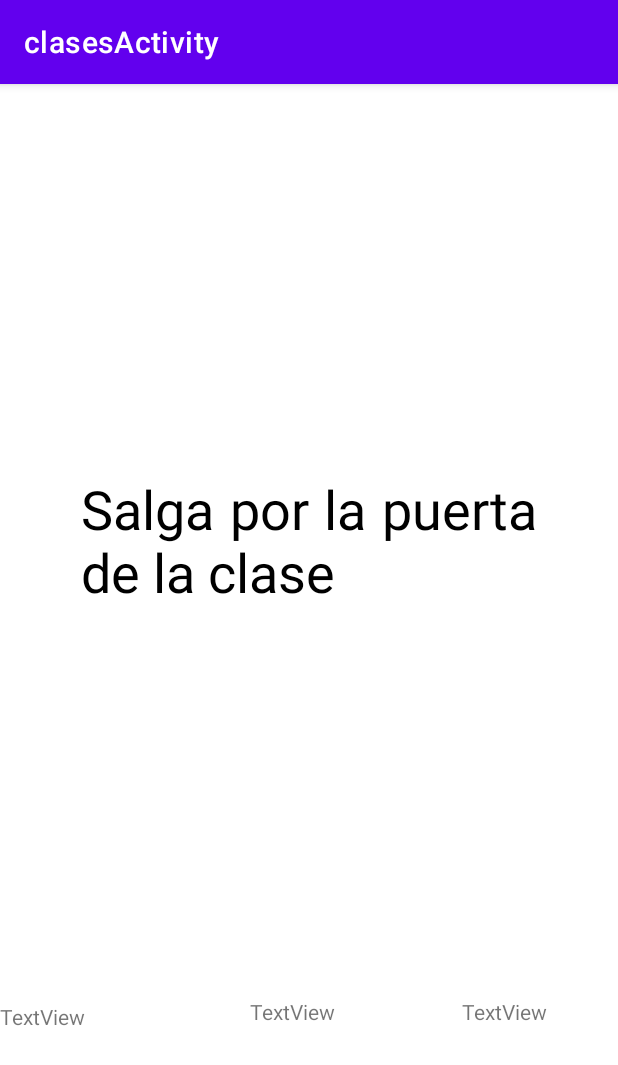
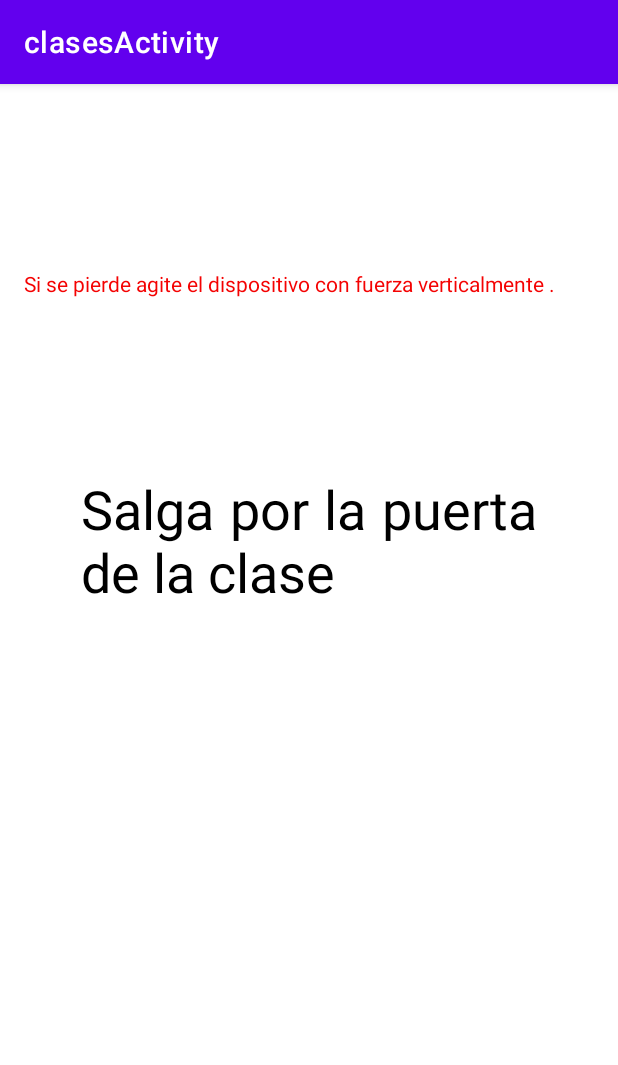
Before and after one commit to angelcabeza/NPI, an Android app: the clasesActivity screen opened directly, with no data from a screen before it, after a tap on "RUTA HACIA CLASE 3.4", on a phone screen of 412 x 824 dp. Shown: the top 1065 px of the screen. Run offline under Robolectric (Android 15) with nearby library versions, the phone set to English and light mode, and no system bars; libraries missing offline, so code that uses them is left out: com.budiyev.android; 3 statements that could not run were skipped.

Commit message:
Calibrado el gesto de perdido

```diff
--- a/AppAndroid/app/src/main/java/com/example/ugr_ubicate/clasesActivity.kt
+++ b/AppAndroid/app/src/main/java/com/example/ugr_ubicate/clasesActivity.kt
@@ -37,6 +37,7 @@ class clasesActivity : AppCompatActivity(), SensorEventListener {
     private var instruccionesRuta1: Array<String> = arrayOf("Salga por la puerta de la clase", "Gire a la derecha", "Camine recto hasta encontrar la clase 3.6")
     private var instruccionesEscalera34: Array<String> = arrayOf("Gire a la derecha", "Ande todo recto hasta llegar a la clase 3.6")
     private lateinit var  instrucciones: TextView
+    private lateinit var textGesto: TextView
     private var primeraInstruccionRuta36 = false
     private var segundaInstruccionRuta36 = false
     private var terceraInstruccionRuta36 = false
@@ -53,12 +54,9 @@ class clasesActivity : AppCompatActivity(), SensorEventListener {
     private var last_x =0f
     private var last_y = 0f
     private var last_z = 0f
-    private val SHAKE_THRESHOLD = 400
+    private val SHAKE_THRESHOLD = 200
     var agitacionDetectada1 = false
     var agitacionDetectada2 = false
-    private lateinit var xAcc : TextView
-    private lateinit var yAcc : TextView
-    private lateinit var zAcc : TextView
 
     override fun onCreate(savedInstanceState: Bundle?) {
         super.onCreate(savedInstanceState)
@@ -72,21 +70,21 @@ class clasesActivity : AppCompatActivity(), SensorEventListener {
             perdido = true
 
         instrucciones = findViewById(R.id.instruccionesContainer)
+        textGesto = findViewById(R.id.textGesto)
 
 
         val titulo = findViewById<TextView>(R.id.titulo)
         val ruta1 = findViewById<Button>(R.id.ruta1)
-        xAcc = findViewById(R.id.xAcc)
-        yAcc = findViewById(R.id.yAcc)
-        zAcc = findViewById(R.id.zAcc)
 
 
-        if (!perdido)
+        if (!perdido) {
             instrucciones.visibility = View.INVISIBLE
-        else{
+            textGesto.visibility = View.INVISIBLE
+        } else{
             titulo.visibility = View.INVISIBLE
             ruta1.visibility = View.INVISIBLE
             instrucciones.text = instruccionesEscalera34[cont]
+            textGesto.visibility = View.VISIBLE
         }
 
         if (!perdido) {
@@ -95,6 +93,7 @@ class clasesActivity : AppCompatActivity(), SensorEventListener {
                 ruta1.visibility = View.INVISIBLE
                 instrucciones.text = instruccionesRuta1[cont]
                 instrucciones.visibility = View.VISIBLE
+                textGesto.visibility = View.VISIBLE
             }
         }
 
@@ -112,15 +111,11 @@ class clasesActivity : AppCompatActivity(), SensorEventListener {
     override fun onSensorChanged(event: SensorEvent?) {
 
         //evento de acelerometro lineal (desprecia la gravedad, el normal siempre pilla la gravedad)
-        if (event!!.sensor.type == Sensor.TYPE_LINEAR_ACCELERATION) {
+        if (event!!.sensor.type == Sensor.TYPE_ACCELEROMETER) {
             //Se obtienen los valores nuevos
             val new_x = event!!.values[0]
             val new_y = event!!.values[1]
             val new_z = event!!.values[2]
-
-            xAcc.text = new_x.toString()
-            yAcc.text = new_y.toString()
-            zAcc.text = new_z.toString()
 
             // Se obtiene la hora actual
             val horaActual = System.currentTimeMillis()
@@ -132,8 +127,14 @@ class clasesActivity : AppCompatActivity(), SensorEventListener {
                 lastUpdate = horaActual
                 val velocidad: Float = Math.abs(new_y - last_y) / diferencia * 10000
 
+                val norm_vector = Math.sqrt(new_x.toDouble() * new_x.toDouble() + new_y.toDouble() * new_y.toDouble() + new_z.toDouble() * new_z.toDouble())
+
+                val norm_y = new_y / norm_vector
+
+                val inclination = Math.round(Math.toDegrees(Math.acos(norm_y))).toInt();
+
                 // Si la velocidad es suficiente y el movil no se ha girado en el eje X
-                if (velocidad >= SHAKE_THRESHOLD && new_x > -30 && new_x <= 30 && new_z > -30 && new_z > 30) {
+                if (velocidad >= SHAKE_THRESHOLD && (inclination <= 20)) {
                     if (!agitacionDetectada1)
                         agitacionDetectada1 = true
                     else
@@ -191,7 +192,7 @@ class clasesActivity : AppCompatActivity(), SensorEventListener {
         sensorBrujula = sensorManagerBrujula.getDefaultSensor((Sensor.TYPE_ORIENTATION))
         sensorManagerBrujula?.registerListener(this, sensorBrujula, SensorManager.SENSOR_DELAY_NORMAL)
 
-        sensorAcelerometro = sensorManagerAcelerometro.getDefaultSensor((Sensor.TYPE_LINEAR_ACCELERATION))
+        sensorAcelerometro = sensorManagerAcelerometro.getDefaultSensor((Sensor.TYPE_ACCELEROMETER))
         sensorManagerAcelerometro?.registerListener(this, sensorAcelerometro, SensorManager.SENSOR_DELAY_NORMAL)
     }
 
@@ -207,6 +208,7 @@ class clasesActivity : AppCompatActivity(), SensorEventListener {
             cont++
             instrucciones.text = instruccionesRuta1[cont]
             segundaInstruccionRuta36 = true
+            currentSteps = 0
         }
         else if (primeraInstruccionRuta36 && segundaInstruccionRuta36 && currentSteps >= 5){
             instrucciones.text = "¡Ha llegado a su destino!"
--- a/AppAndroid/app/src/main/res/layout/activity_clases.xml
+++ b/AppAndroid/app/src/main/res/layout/activity_clases.xml
@@ -4,6 +4,7 @@
     xmlns:tools="http://schemas.android.com/tools"
     android:layout_width="match_parent"
     android:layout_height="match_parent"
+    android:background="#FFFFFF"
     tools:context=".clasesActivity">
 
     <EditText
@@ -35,47 +36,26 @@
         android:layout_below="@+id/ruta1"
         android:layout_centerHorizontal="true"
         android:layout_centerVertical="true"
+        android:justificationMode="inter_word"
         android:text="TextView"
-        android:textSize="36dp"
         android:textColor="@color/black"
-        android:justificationMode="inter_word"
-    />
+        android:textSize="36dp" />
 
     <TextView
-        android:id="@+id/xAcc"
-        android:layout_width="wrap_content"
-        android:layout_height="wrap_content"
-        android:layout_below="@+id/instruccionesContainer"
-        android:layout_alignParentBottom="true"
-        android:layout_marginTop="141dp"
-        android:layout_marginBottom="102dp"
-        android:text="TextView" />
-
-    <TextView
-        android:id="@+id/yAcc"
-        android:layout_width="wrap_content"
-        android:layout_height="wrap_content"
-        android:layout_below="@+id/instruccionesContainer"
+        android:id="@+id/textGesto"
+        android:layout_width="386dp"
+        android:layout_height="43dp"
+        android:layout_above="@+id/ruta1"
+        android:layout_alignParentStart="true"
         android:layout_alignParentEnd="true"
-        android:layout_alignParentBottom="true"
-        android:layout_marginStart="110dp"
-        android:layout_marginTop="138dp"
-        android:layout_marginEnd="185dp"
-        android:layout_marginBottom="104dp"
-        android:layout_toEndOf="@+id/xAcc"
-        android:text="TextView" />
-
-    <TextView
-        android:id="@+id/zAcc"
-        android:layout_width="wrap_content"
-        android:layout_height="wrap_content"
-        android:layout_below="@+id/instruccionesContainer"
-        android:layout_alignParentEnd="true"
-        android:layout_alignParentBottom="true"
-        android:layout_marginTop="138dp"
-        android:layout_marginEnd="47dp"
-        android:layout_marginBottom="104dp"
-        android:text="TextView" />
+        android:layout_marginStart="16dp"
+        android:layout_marginEnd="8dp"
+        android:layout_marginBottom="44dp"
+        android:background="#FFFFFF"
+        android:text="Si se pierde agite el dispositivo con fuerza verticalmente ."
+        android:textColor="#F40202"
+        android:textColorHint="#FA0101"
+        android:layout_centerHorizontal="true"/>
 
 
 </RelativeLayout>
```
